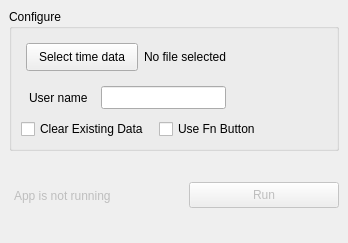
Before: the Qt Designer form app/gui/main_window.ui in Dylan-Dotti/GHD-Auto-Time-Entry, drawn with Qt 5.
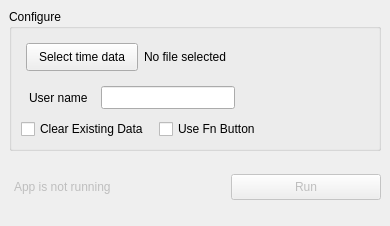
After: the same form once the commit is applied.

Commit message: Linked the other input widgets to the AppMain instantiation

What changed in the file:
```diff
--- a/app/gui/main_window.ui
+++ b/app/gui/main_window.ui
@@ -6,8 +6,8 @@
    <rect>
     <x>0</x>
     <y>0</y>
-    <width>348</width>
-    <height>243</height>
+    <width>390</width>
+    <height>226</height>
    </rect>
   </property>
   <property name="sizePolicy">
```
Left out of the diff: 6 changed lines with no effect on the pictures. The commit also changes 1 other file.
